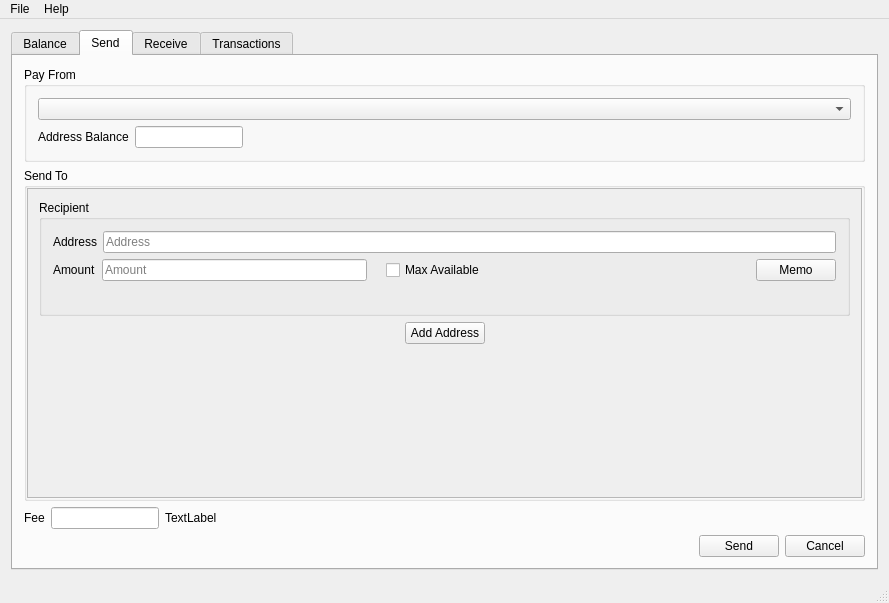
Old version of the form src/mainwindow.ui in the repository z-bitcoinz/BitcoinZ_Blue.
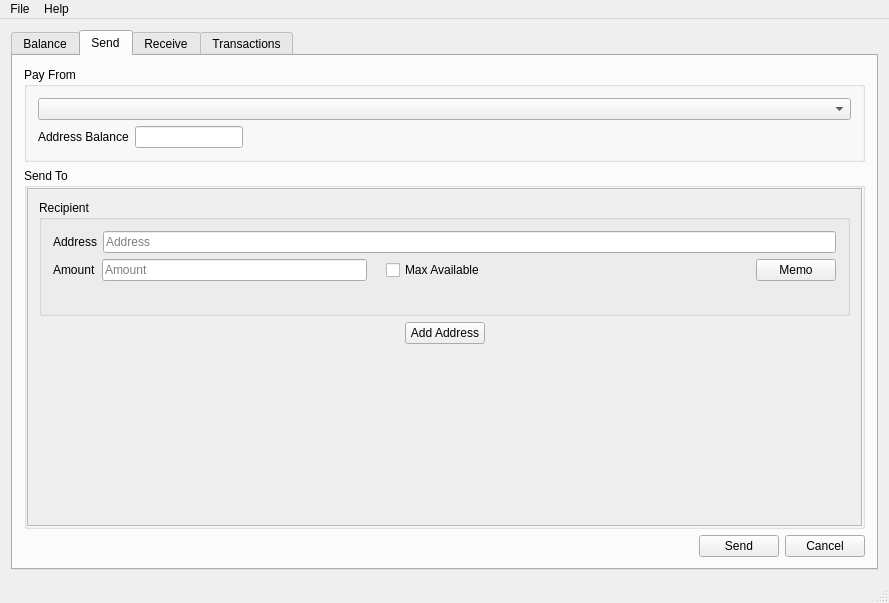
New version of the form. Icons and pictures are not drawn.

Commit message: Remove the un-necessary fees section from the send tab

What changed in the file:
```diff
--- a/src/mainwindow.ui
+++ b/src/mainwindow.ui
@@ -245,7 +245,7 @@
              <item>
               <widget class="QLabel" name="sendAddressBalanceUSD">
                <property name="text">
-                <string>     </string>
+                <string/>
                </property>
               </widget>
              </item>
@@ -302,7 +302,7 @@
                 <x>0</x>
                 <y>0</y>
                 <width>841</width>
-                <height>288</height>
+                <height>321</height>
                </rect>
               </property>
               <layout class="QVBoxLayout" name="sendToLayout">
@@ -472,53 +472,6 @@
           </layout>
          </widget>
         </item>
-        <item>
-         <layout class="QHBoxLayout" name="horizontalLayout_14">
-          <item>
-           <widget class="QLabel" name="label_7">
-            <property name="text">
-             <string>Fee</string>
-            </property>
-           </widget>
-          </item>
-          <item>
-           <widget class="QLineEdit" name="sendTxFees">
-            <property name="sizePolicy">
-             <sizepolicy hsizetype="Preferred" vsizetype="Fixed">
-              <horstretch>0</horstretch>
-              <verstretch>0</verstretch>
-             </sizepolicy>
-            </property>
-            <property name="text">
-             <string/>
-            </property>
-            <property name="readOnly">
-             <bool>true</bool>
-            </property>
-           </widget>
-          </item>
-          <item>
-           <widget class="QLabel" name="sendTxFeesUSD">
-            <property name="text">
-             <string>TextLabel</string>
-            </property>
-           </widget>
-          </item>
-          <item>
-           <spacer name="horizontalSpacer_5">
-            <property name="orientation">
-             <enum>Qt::Horizontal</enum>
-            </property>
-            <property name="sizeHint" stdset="0">
-             <size>
-              <width>40</width>
-              <height>20</height>
-             </size>
-            </property>
-           </spacer>
-          </item>
-         </layout>
-        </item>
         <item>
          <layout class="QHBoxLayout" name="horizontalLayout_6">
           <item>
```
Left out of the diff: 1 changed line with no effect on the pictures. The commit also changes 2 other files.
